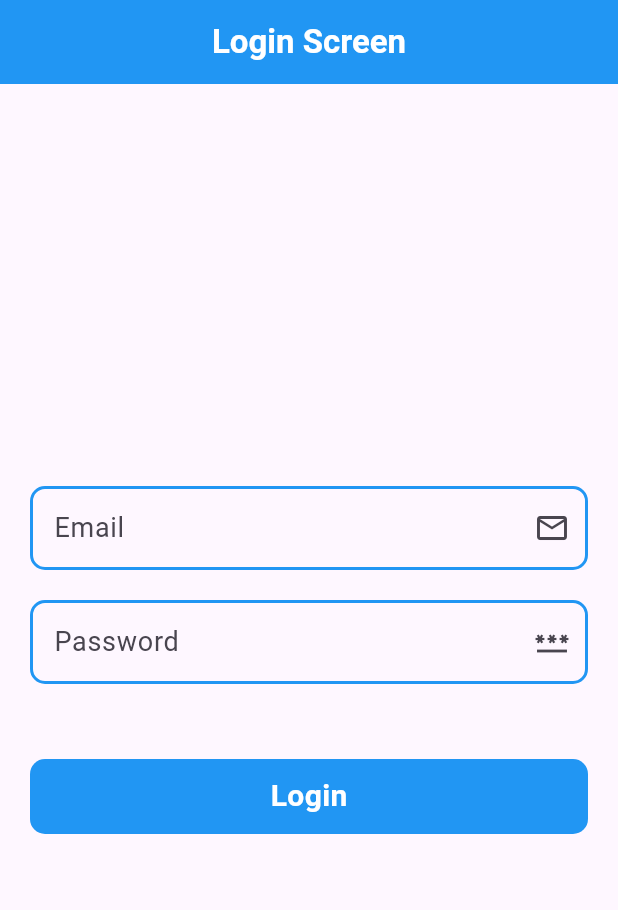
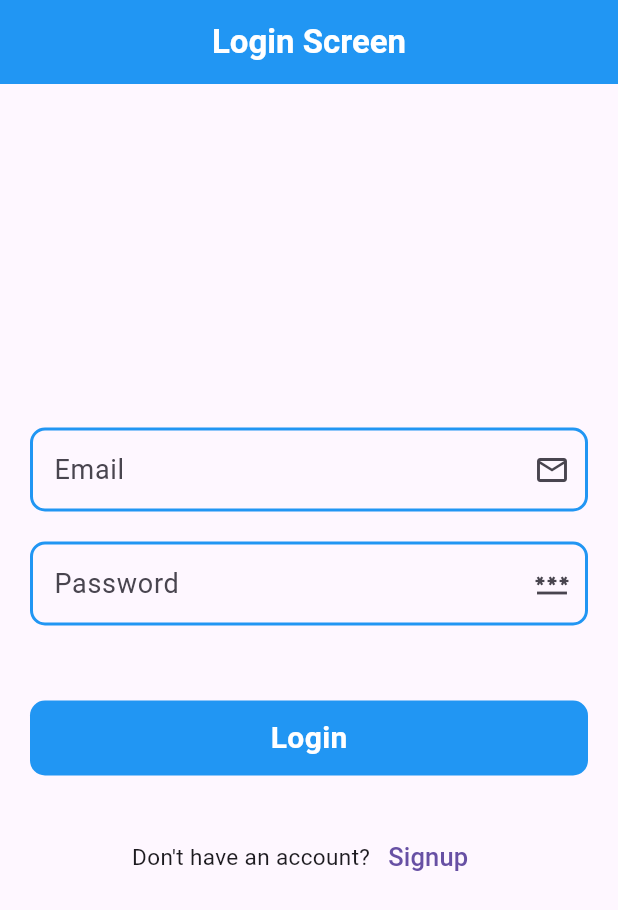
Before and after one commit to alhasann351/flutter_firebase, a Flutter app: the screen it shows after launch, on a phone screen of 412 x 824 dp. Shown: the top 910 px of the screen. Run offline on Flutter 3.47's test engine with Material 3 defaults, Android fonts, the phone set to English and light mode, and no system bars; our stand-ins replace firebase_core; accounts and stored records are empty.

```diff
--- a/lib/ui/auth/login_screen.dart
+++ b/lib/ui/auth/login_screen.dart
@@ -1,5 +1,8 @@
 import 'package:flutter/material.dart';
+import 'package:flutter/services.dart';
 import 'package:flutter_firebase/ui/widgets/round_button.dart';
+
+import 'signup_screen.dart';
 
 class LoginScreen extends StatefulWidget {
   const LoginScreen({super.key});
@@ -9,14 +12,18 @@ class LoginScreen extends StatefulWidget {
 }
 
 class _LoginScreenState extends State<LoginScreen> {
-
   final _formKey = GlobalKey<FormState>();
   final emailController = TextEditingController();
   final passwordController = TextEditingController();
 
   @override
   Widget build(BuildContext context) {
-    return Scaffold(
+    return PopScope(
+      canPop: false,
+      onPopInvoked: (pop) async {
+        SystemNavigator.pop();
+      },
+      child: Scaffold(
         appBar: AppBar(
           automaticallyImplyLeading: false,
           centerTitle: true,
@@ -45,7 +52,9 @@ class _LoginScreenState extends State<LoginScreen> {
                       decoration: InputDecoration(
                         suffixIcon: const Icon(Icons.email_outlined),
                         labelText: 'Email',
-                      labelStyle: const TextStyle(fontSize: 18,),
+                        labelStyle: const TextStyle(
+                          fontSize: 18,
+                        ),
                         enabledBorder: OutlineInputBorder(
                           borderRadius: BorderRadius.circular(10),
                           borderSide: const BorderSide(
@@ -61,22 +70,27 @@ class _LoginScreenState extends State<LoginScreen> {
                           ),
                         ),
                       ),
-                    validator: (value){
-                      if(value!.isEmpty){
+                      validator: (value) {
+                        if (value!.isEmpty) {
                           return 'Enter email';
                         }
                         return null;
                       },
                     ),
-                  const SizedBox(height: 20,),
+                    const SizedBox(
+                      height: 20,
+                    ),
                     TextFormField(
                       controller: passwordController,
+                      keyboardType: TextInputType.text,
                       obscureText: true,
                       obscuringCharacter: '*',
                       decoration: InputDecoration(
                         suffixIcon: const Icon(Icons.password_outlined),
                         labelText: 'Password',
-                      labelStyle: const TextStyle(fontSize: 18,),
+                        labelStyle: const TextStyle(
+                          fontSize: 18,
+                        ),
                         enabledBorder: OutlineInputBorder(
                           borderRadius: BorderRadius.circular(10),
                           borderSide: const BorderSide(
@@ -92,8 +106,8 @@ class _LoginScreenState extends State<LoginScreen> {
                           ),
                         ),
                       ),
-                    validator: (value){
-                      if(value!.isEmpty){
+                      validator: (value) {
+                        if (value!.isEmpty) {
                           return 'Enter password';
                         }
                         return null;
@@ -102,13 +116,37 @@ class _LoginScreenState extends State<LoginScreen> {
                   ],
                 ),
               ),
-            const SizedBox(height: 50,),
-            RoundButton(title: 'Login', onTap: () {
-              if(_formKey.currentState!.validate()){
-
-              }
+              const SizedBox(
+                height: 50,
+              ),
+              RoundButton(
+                  title: 'Login',
+                  onTap: () {
+                    if (_formKey.currentState!.validate()) {}
                   }),
+              const SizedBox(
+                height: 30,
+              ),
+              Row(
+                mainAxisAlignment: MainAxisAlignment.center,
+                children: [
+                  const Text("Don't have an account?", style: TextStyle(
+                    fontSize: 15,
+                  ),),
+                  TextButton(
+                      onPressed: () {
+                        Navigator.push(context, MaterialPageRoute(builder: (context) => const SignupScreen()));
+                      },
+                      child: const Text(
+                        'Signup',
+                        style: TextStyle(
+                          fontSize: 17,
+                        ),
+                      )),
                 ],
+              ),
+            ],
+          ),
         ),
       ),
     );
```
Also changed, not shown: lib/ui/auth/signup_screen.dart (added, +149 -0 lines). Lines whose indentation alone changed are shown as unchanged.
